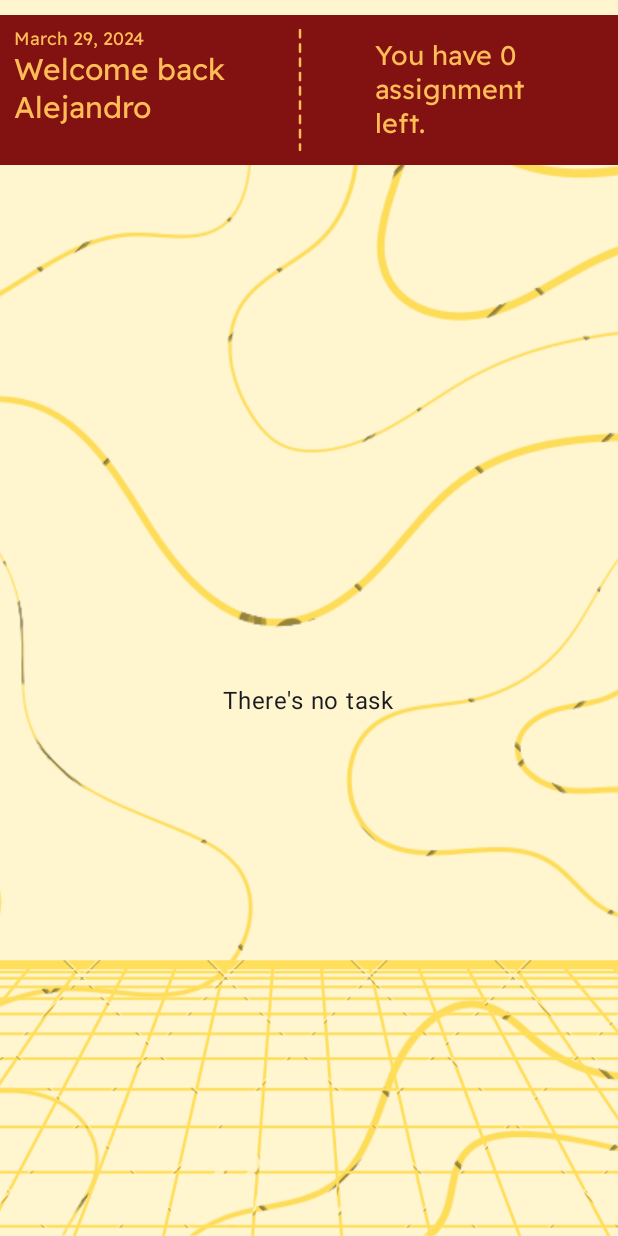
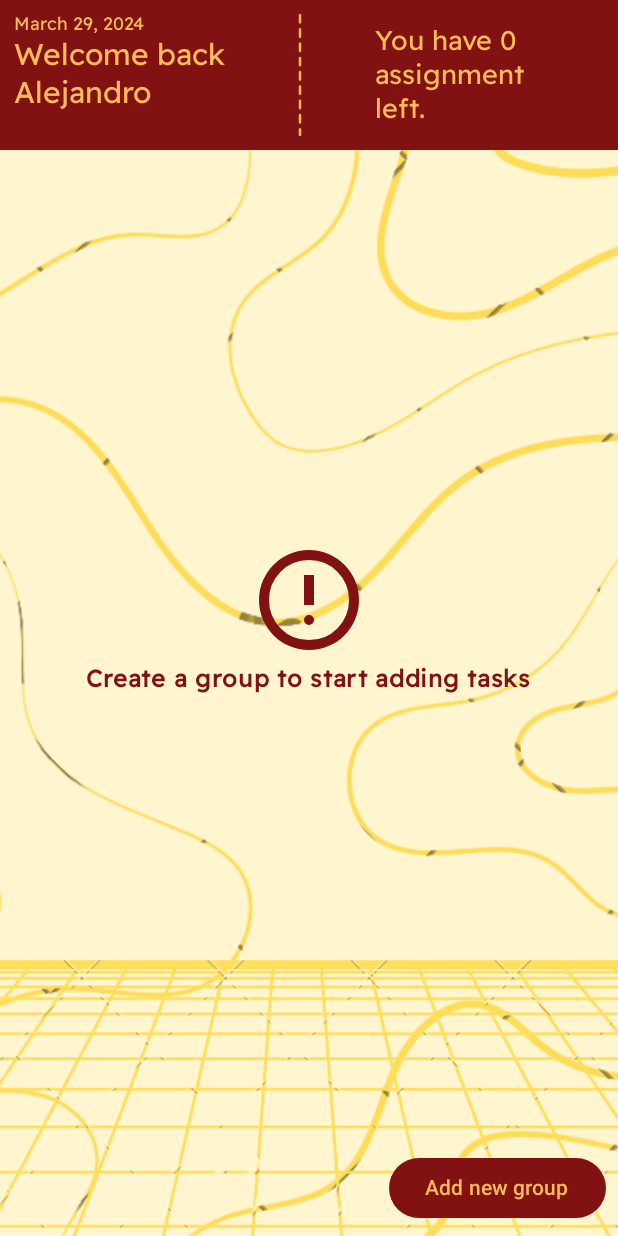
Before and after one commit to al3j4ndrolm/MyPlan_AndroidApp, an Android app built with Jetpack Compose: the screen it shows after launch (MainActivity), on a phone screen of 412 x 824 dp. Run offline under Robolectric (Android 15) with nearby library versions, the phone set to English and light mode, and no system bars.

Commit message:
0.0.7 - Working / Added features: Keep the preference of which TaskGroup is open or closed and refresh correctly the number of task that are left / UI improvements

```diff
--- a/app/src/main/java/MainScreen.kt
+++ b/app/src/main/java/MainScreen.kt
@@ -3,6 +3,8 @@ import androidx.compose.foundation.layout.Box
 import androidx.compose.foundation.layout.Column
 import androidx.compose.foundation.layout.fillMaxSize
 import androidx.compose.foundation.layout.padding
+import androidx.compose.foundation.rememberScrollState
+import androidx.compose.foundation.verticalScroll
 import androidx.compose.runtime.Composable
 import androidx.compose.runtime.getValue
 import androidx.compose.runtime.mutableIntStateOf
@@ -35,12 +37,17 @@ class MainScreen(tasksGroups: MutableList<TasksGroup>, dataManager: DataManager)
         Box(modifier = Modifier
             .fillMaxSize()
         ){
+
             Box(modifier = Modifier.fillMaxSize()) {
                 ui.mainScreenBackground()
-                Column(modifier = Modifier.padding(top = 10.dp),
+                Column {
+                    ui.mainScreenHeader(uncompletedTasks)
+                    Column(modifier = Modifier
+                        .padding(top = 10.dp)
+                        .verticalScroll(rememberScrollState()),
                         verticalArrangement = Arrangement.SpaceBetween
                     ) {
-                    ui.mainScreenHeader(uncompletedTasks)
+
                         if (groupsList.size != 0 ){
                             for (taskGroup in groupsList){
                                 ui.TaskGroupContainer(
@@ -51,11 +58,12 @@ class MainScreen(tasksGroups: MutableList<TasksGroup>, dataManager: DataManager)
                                     startingValue = taskGroup.showTasks
                                 )
                             }
-                    } else {
-                        ui.noTaskMessage()
                         }
+
+                    }
+                }
+
                 ui.addNewGroupButton { showDialog = true }
-                }
                 if (showDialog){
                     ui.addNewTaskGroupDialog(
                         onDismissRequest = {showDialog = false},
@@ -63,6 +71,9 @@ class MainScreen(tasksGroups: MutableList<TasksGroup>, dataManager: DataManager)
                         saveData = {dataManager.saveInformation(groupsList)}
                     )
                 }
+            }
+            if (groupsList.size == 0){
+                ui.noTaskMessage()
             }
         }
     }
--- a/app/src/main/java/ui.kt
+++ b/app/src/main/java/ui.kt
@@ -48,6 +48,7 @@ import com.example.totd_final.R
 
 class MainScreenUI(dataManager: DataManager) {
     private val yellowColor = Color.hsl(36F, 1F, .67F)
+    private val darkLightYellow = Color.hsl(36F, .54F, .71F)
     private val redWineColor = Color.hsl(0F, .76F, .29F)
     private val lightYellowColor = Color.hsl(36F, 1F, .84F)
     private val fontFamily = FontFamily(Font(R.font.readexpro))
@@ -88,6 +89,15 @@ class MainScreenUI(dataManager: DataManager) {
                     )
                 )
                 .width(containerSize.dp)
+                .pointerInput(Unit) {
+                    detectTapGestures(
+                        onLongPress = { showDeleteGroup = true },
+                        onTap = {
+                            showTasks = !showTasks
+                            tasksGroupInstance.setShowTask()
+                        }
+                    )
+                }
 
         ) {
             Column {
@@ -113,20 +123,11 @@ class MainScreenUI(dataManager: DataManager) {
                                     )) {
                                         append(tasksGroupInstance.taskGroupNumber)
                                     }
-                                },style = TextStyle(
+                                },
+                                style = TextStyle(
                                     lineHeight = 36.sp,
                                     fontFamily = fontFamily,
                                     fontSize = 35.sp),
-                                modifier = Modifier
-                                    .pointerInput(Unit) {
-                                        detectTapGestures(
-                                            onLongPress = { showDeleteGroup = true },
-                                            onTap = {
-                                                showTasks = !showTasks
-                                                tasksGroupInstance.setShowTask()
-                                            }
-                                        )
-                                    }
                             )
                             dataManager.saveInformation(tasksGroup)
                         }
@@ -221,7 +222,6 @@ class MainScreenUI(dataManager: DataManager) {
 
         Box(
             modifier = Modifier
-                .width(330.dp)
                 .background(color = yellowColor)
                 .pointerInput(Unit) {
                     detectTapGestures(onLongPress = { showDeleteTaskDialog = true })
@@ -241,16 +241,24 @@ class MainScreenUI(dataManager: DataManager) {
                         dataManager.saveInformation(tasksGroup)
                     },
                     modifier = Modifier
-                        .alignByBaseline() // Explicitly align by baseline
-                        .size(24.dp) // Specify a fixed size for consistent dimensions
+                        .alignByBaseline()
+                        .size(24.dp)
                         .padding(start = 12.dp)
                 )
 
                 Text(
                     text = task.getTaskDescription(),
                     modifier = Modifier
-                        .alignByBaseline() // Align text by its first baseline
+                        .alignByBaseline()
                         .padding(start = 8.dp)
+                        .pointerInput(Unit) {
+                            detectTapGestures(
+                                onLongPress = {showDeleteTaskDialog = true},
+                                onTap = {
+                                    status = !status
+                                }
+                            )
+                        }
                 )
             }
         }
@@ -273,7 +281,20 @@ class MainScreenUI(dataManager: DataManager) {
             Modifier.fillMaxSize(),
             contentAlignment = Alignment.Center
         ){
-            Text(text = "There's no task")
+            Column(horizontalAlignment = Alignment.CenterHorizontally) {
+                Icon(
+                    modifier = Modifier.size(80.dp),
+                    tint = redWineColor,
+                    painter = painterResource(id = R.drawable.error_24dp_fill0_wght400_grad0_opsz24),
+                    contentDescription = "No task")
+
+                Text(
+                    text = "Create a group to start adding tasks",
+                    color = redWineColor,
+                    fontFamily = fontFamily,
+                    fontWeight = FontWeight.Bold
+                )
+            }
         }
     }
 
@@ -285,11 +306,11 @@ class MainScreenUI(dataManager: DataManager) {
                 modifier = Modifier
                     .padding(8.dp)
                     .align(Alignment.BottomEnd),
-                colors = ButtonDefaults.buttonColors(yellowColor)
+                colors = ButtonDefaults.buttonColors(redWineColor)
             ) {
                 Text(
                     text = "Add new group",
-                    color = redWineColor
+                    color = yellowColor
                 )
             }
         }
@@ -359,7 +380,9 @@ class MainScreenUI(dataManager: DataManager) {
                             containerColor = lightYellowColor
                         ),
                         label = { Text(text = "Class name") },
-                        placeholder = { Text(text = "\"Math\"") }
+                        placeholder = { Text(
+                            text = "Math",
+                            color = darkLightYellow) }
                     )
                     TextField(
                         value = number,
@@ -372,7 +395,9 @@ class MainScreenUI(dataManager: DataManager) {
                             containerColor = lightYellowColor
                         ),
                         label = { Text(text = "Class number") },
-                        placeholder = { Text(text = "\"1A\"") }
+                        placeholder = {
+                            Text(text = "1A",
+                            color = darkLightYellow) }
                     )
                     Box(modifier = Modifier
                         .fillMaxSize()
@@ -451,7 +476,10 @@ class MainScreenUI(dataManager: DataManager) {
                             containerColor = lightYellowColor
                         ),
                         label = { Text(text = "Task description") },
-                        placeholder = { Text(text = "\"Finish Lab 3 - 3D Modeling\"") }
+                        placeholder = { Text(
+                            text = "Finish Lab 3 - 3D Modeling",
+                            color = darkLightYellow)
+                        }
                     )
                     Box(
                         Modifier.fillMaxSize(),
```
Lines whose indentation alone changed are shown as unchanged.
